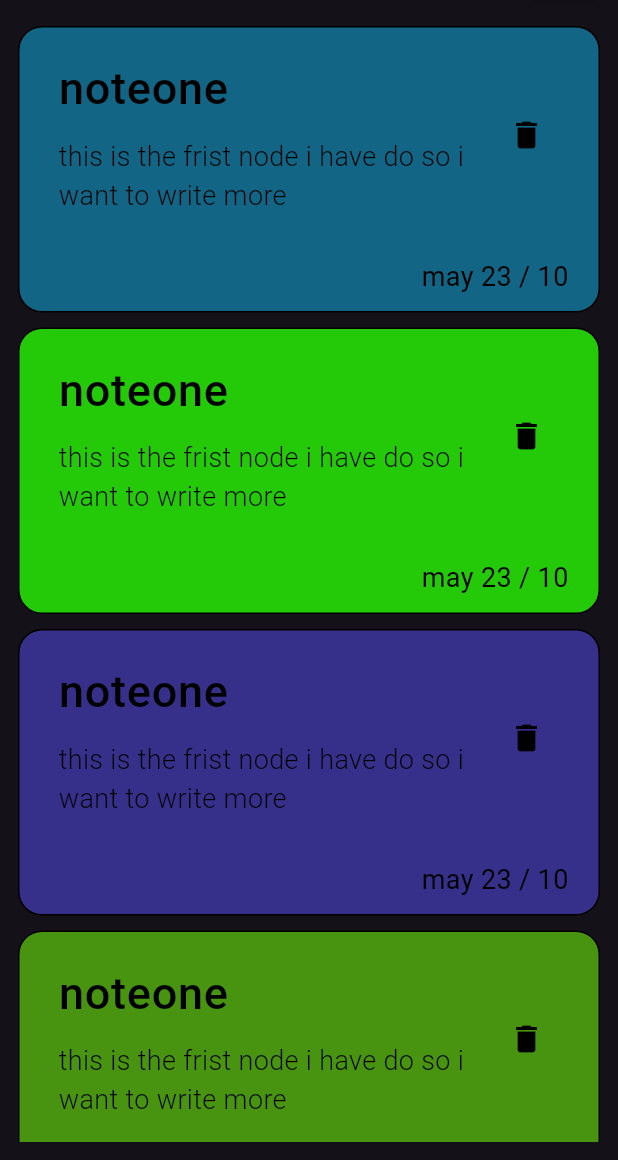
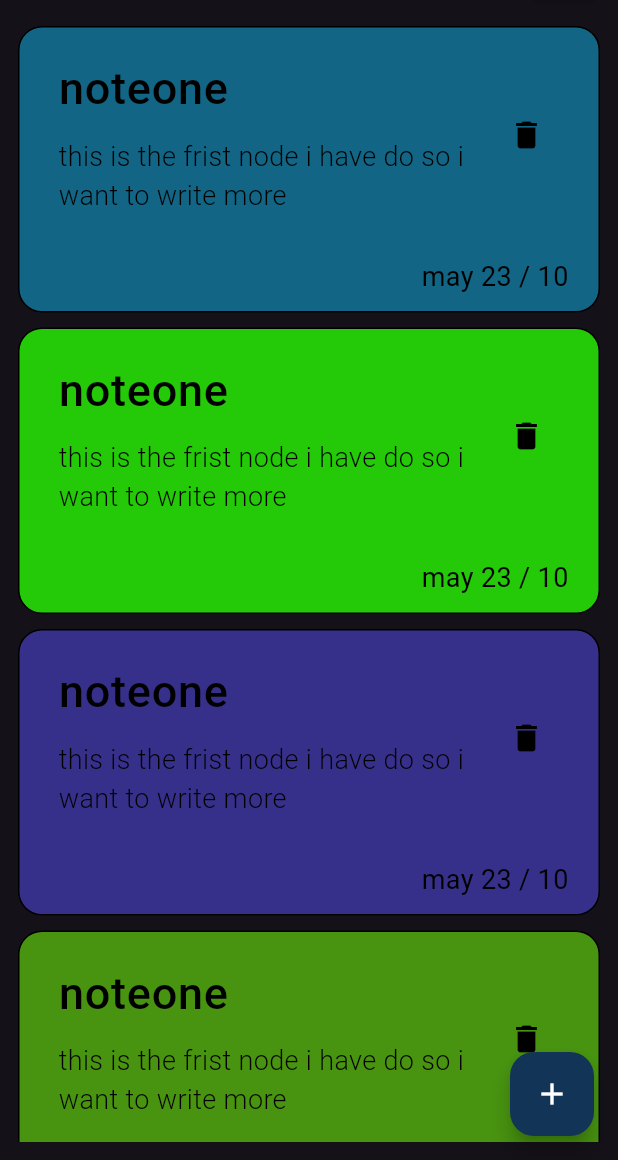
Before and after one commit to Abdelrahman200hany/noota, a Flutter app: the screen it shows after launch, on a phone screen of 412 x 824 dp, the part 76-1236 px from its top. Run offline on Flutter 3.47's test engine with Material 3 defaults, Android fonts, the phone set to English and light mode, and no system bars.

Commit message:
crate_floationActionButtom

```diff
--- /dev/null
+++ b/lib/componts/floation_Action_buttom.dart
@@ -0,0 +1,20 @@
+import 'package:flutter/material.dart';
+import 'package:noota/const_value/consts.dart';
+
+class floatingButtom extends StatelessWidget {
+  const floatingButtom({
+    super.key,
+  });
+
+  @override
+  Widget build(BuildContext context) {
+    return FloatingActionButton(
+      onPressed: () {},
+      backgroundColor: Kprimarycolor,
+      child: Icon(
+        Icons.add,
+        color: Colors.white,
+      ),
+    );
+  }
+}
--- a/lib/views/home.dart
+++ b/lib/views/home.dart
@@ -1,4 +1,6 @@
 import 'package:flutter/material.dart';
+import 'package:noota/componts/floation_Action_buttom.dart';
+import 'package:noota/const_value/consts.dart';
 
 import 'package:noota/customs_widgets/Note_list.dart';
 import 'package:noota/customs_widgets/appbar.dart';
@@ -10,12 +12,13 @@ class HomeView extends StatelessWidget {
   @override
   Widget build(BuildContext context) {
     return Scaffold(
+      floatingActionButton: floatingButtom(),
       body: Padding(
         padding: EdgeInsets.all(12).copyWith(top: 5),
         child: Column(
-          children:   [
-           CustomAppBar(),
-           Notelist(),
+          children: [
+            CustomAppBar(),
+            Notelist(),
           ],
         ),
       ),
```
